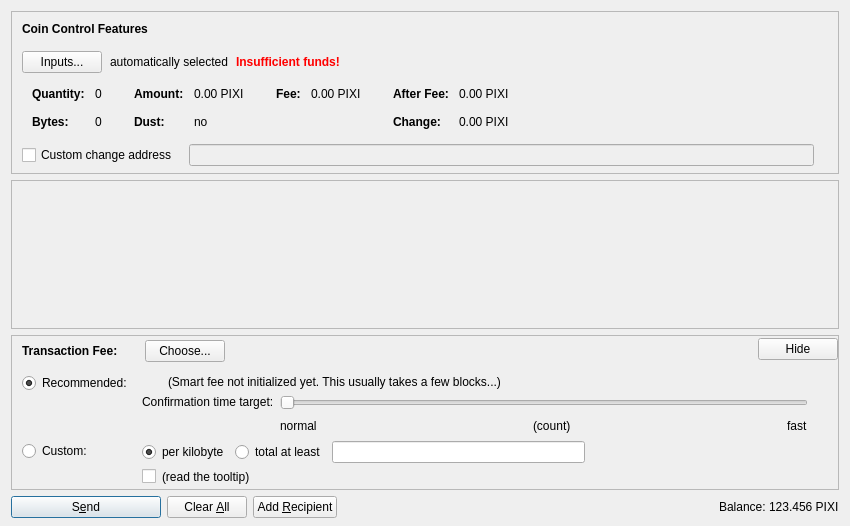
Oskii/Veggie, file src/qt/forms/sendcoinsdialog.ui: the form before one commit.
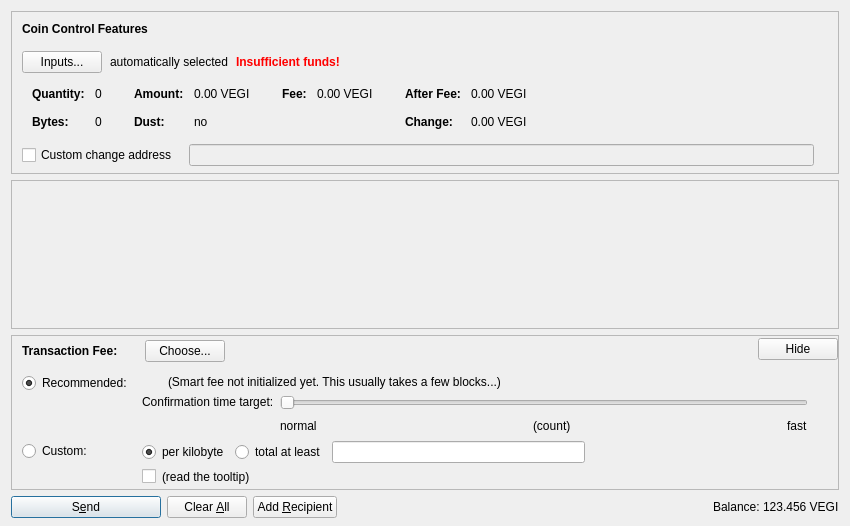
The form after the commit. Icons and pictures are not drawn. Custom widgets are drawn as their Qt base class.

Patch:
```diff
--- a/src/qt/forms/sendcoinsdialog.ui
+++ b/src/qt/forms/sendcoinsdialog.ui
@@ -324,7 +324,7 @@
                   <enum>Qt::ActionsContextMenu</enum>
                  </property>
                  <property name="text">
-                  <string notr="true">0.00 PIXI</string>
+                  <string notr="true">0.00 VEGI</string>
                  </property>
                  <property name="textInteractionFlags">
                   <set>Qt::LinksAccessibleByMouse|Qt::TextSelectableByKeyboard|Qt::TextSelectableByMouse</set>
@@ -404,7 +404,7 @@
                   <enum>Qt::ActionsContextMenu</enum>
                  </property>
                  <property name="text">
-                  <string notr="true">0.00 PIXI</string>
+                  <string notr="true">0.00 VEGI</string>
                  </property>
                  <property name="textInteractionFlags">
                   <set>Qt::LinksAccessibleByMouse|Qt::TextSelectableByKeyboard|Qt::TextSelectableByMouse</set>
@@ -455,7 +455,7 @@
                   <enum>Qt::ActionsContextMenu</enum>
                  </property>
                  <property name="text">
-                  <string notr="true">0.00 PIXI</string>
+                  <string notr="true">0.00 VEGI</string>
                  </property>
                  <property name="textInteractionFlags">
                   <set>Qt::LinksAccessibleByMouse|Qt::TextSelectableByKeyboard|Qt::TextSelectableByMouse</set>
@@ -484,7 +484,7 @@
                   <enum>Qt::ActionsContextMenu</enum>
                  </property>
                  <property name="text">
-                  <string notr="true">0.00 PIXI</string>
+                  <string notr="true">0.00 VEGI</string>
                  </property>
                  <property name="textInteractionFlags">
                   <set>Qt::LinksAccessibleByMouse|Qt::TextSelectableByKeyboard|Qt::TextSelectableByMouse</set>
@@ -1290,7 +1290,7 @@
           <cursorShape>IBeamCursor</cursorShape>
          </property>
          <property name="text">
-          <string notr="true">123.456 PIXI</string>
+          <string notr="true">123.456 VEGI</string>
          </property>
          <property name="textInteractionFlags">
           <set>Qt::LinksAccessibleByMouse|Qt::TextSelectableByKeyboard|Qt::TextSelectableByMouse</set>
```
